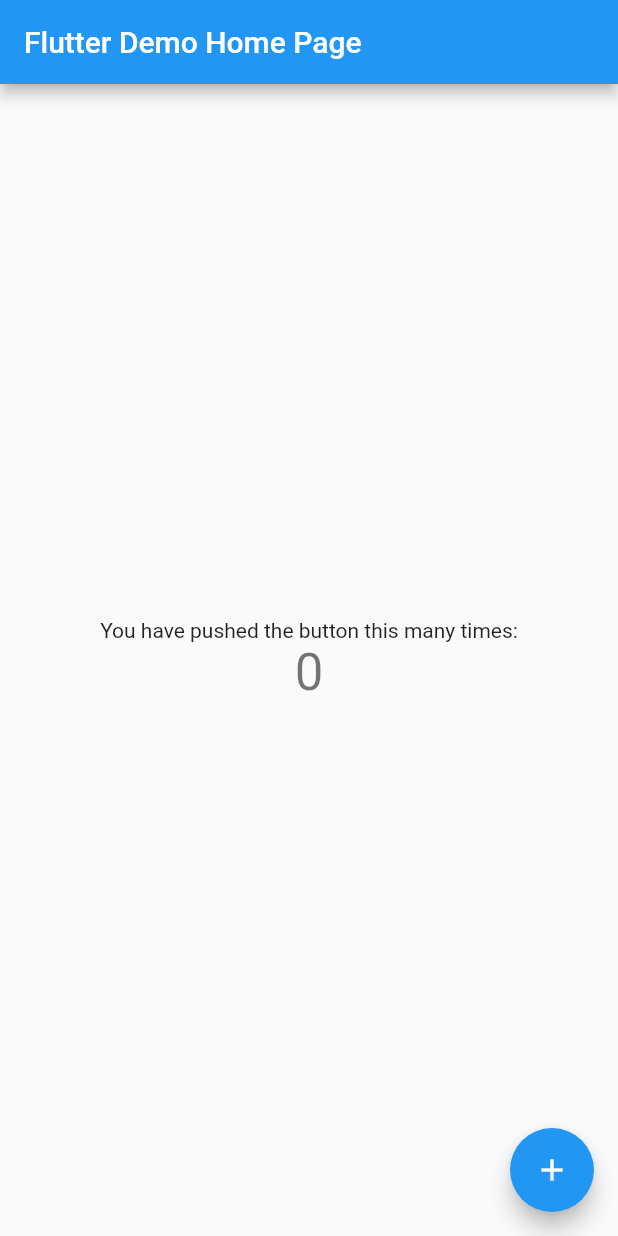
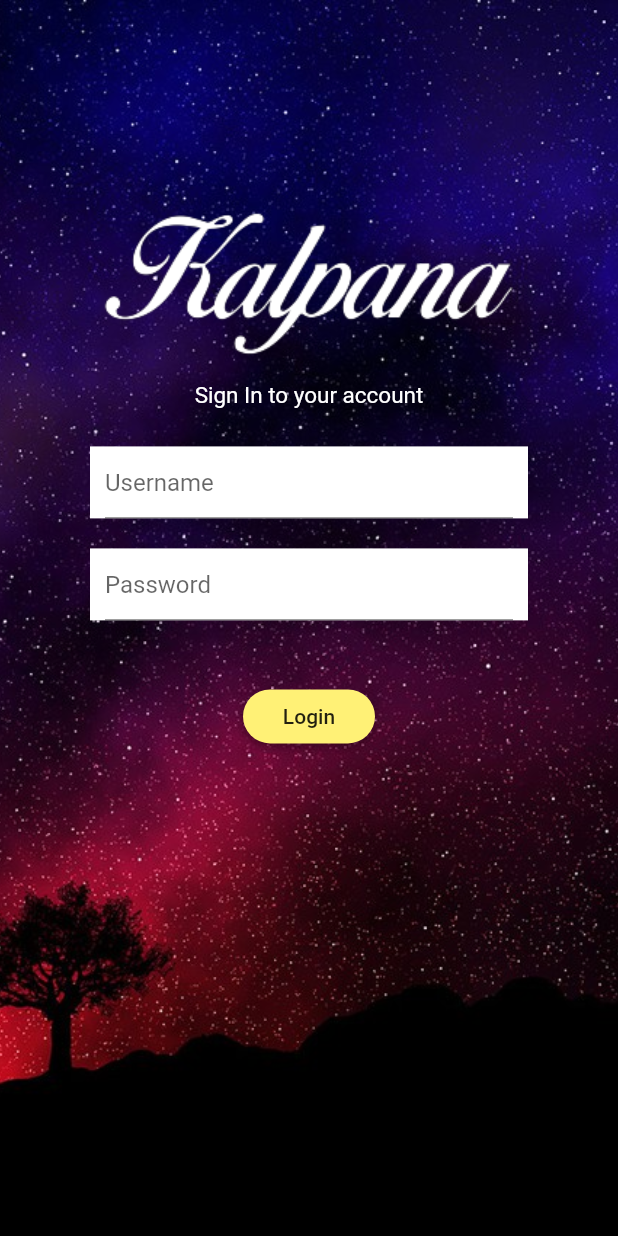
Before and after one commit to IEEE-PESIT-Student-Branch/Kalpana2019JudgingApp-Frontend, a Flutter app: the screen it shows after launch, on a phone screen of 412 x 824 dp. Run offline on Flutter 3.47's test engine with Material 2 defaults, Android fonts, the phone set to English and light mode, and no system bars.

Commit message:
Lot of Changes

```diff
--- a/lib/main.dart
+++ b/lib/main.dart
@@ -1,4 +1,7 @@
 import 'package:flutter/material.dart';
+
+import 'pages/login.dart';
+import 'pages/home.dart';
 
 void main() => runApp(MyApp());
 
@@ -7,105 +10,13 @@ class MyApp extends StatelessWidget {
   @override
   Widget build(BuildContext context) {
     return MaterialApp(
-      title: 'Flutter Demo',
-      theme: ThemeData(
-        // This is the theme of your application.
-        //
-        // Try running your application with "flutter run". You'll see the
-        // application has a blue toolbar. Then, without quitting the app, try
-        // changing the primarySwatch below to Colors.green and then invoke
-        // "hot reload" (press "r" in the console where you ran "flutter run",
-        // or simply save your changes to "hot reload" in a Flutter IDE).
-        // Notice that the counter didn't reset back to zero; the application
-        // is not restarted.
-        primarySwatch: Colors.blue,
-      ),
-      home: MyHomePage(title: 'Flutter Demo Home Page'),
+      debugShowCheckedModeBanner: false,
+      title: 'Kalpana 2019 Judging',
+      initialRoute: '/',
+      routes: {
+        '/': (context) => LoginPage(),
+        '/home': (context) => HomePage()
+      },
     );
   }
 }
-
-class MyHomePage extends StatefulWidget {
-  MyHomePage({Key key, this.title}) : super(key: key);
-
-  // This widget is the home page of your application. It is stateful, meaning
-  // that it has a State object (defined below) that contains fields that affect
-  // how it looks.
-
-  // This class is the configuration for the state. It holds the values (in this
-  // case the title) provided by the parent (in this case the App widget) and
-  // used by the build method of the State. Fields in a Widget subclass are
-  // always marked "final".
-
-  final String title;
-
-  @override
-  _MyHomePageState createState() => _MyHomePageState();
-}
-
-class _MyHomePageState extends State<MyHomePage> {
-  int _counter = 0;
-
-  void _incrementCounter() {
-    setState(() {
-      // This call to setState tells the Flutter framework that something has
-      // changed in this State, which causes it to rerun the build method below
-      // so that the display can reflect the updated values. If we changed
-      // _counter without calling setState(), then the build method would not be
-      // called again, and so nothing would appear to happen.
-      _counter++;
-    });
-  }
-
-  @override
-  Widget build(BuildContext context) {
-    // This method is rerun every time setState is called, for instance as done
-    // by the _incrementCounter method above.
-    //
-    // The Flutter framework has been optimized to make rerunning build methods
-    // fast, so that you can just rebuild anything that needs updating rather
-    // than having to individually change instances of widgets.
-    return Scaffold(
-      appBar: AppBar(
-        // Here we take the value from the MyHomePage object that was created by
-        // the App.build method, and use it to set our appbar title.
-        title: Text(widget.title),
-      ),
-      body: Center(
-        // Center is a layout widget. It takes a single child and positions it
-        // in the middle of the parent.
-        child: Column(
-          // Column is also layout widget. It takes a list of children and
-          // arranges them vertically. By default, it sizes itself to fit its
-          // children horizontally, and tries to be as tall as its parent.
-          //
-          // Invoke "debug painting" (press "p" in the console, choose the
-          // "Toggle Debug Paint" action from the Flutter Inspector in Android
-          // Studio, or the "Toggle Debug Paint" command in Visual Studio Code)
-          // to see the wireframe for each widget.
-          //
-          // Column has various properties to control how it sizes itself and
-          // how it positions its children. Here we use mainAxisAlignment to
-          // center the children vertically; the main axis here is the vertical
-          // axis because Columns are vertical (the cross axis would be
-          // horizontal).
-          mainAxisAlignment: MainAxisAlignment.center,
-          children: <Widget>[
-            Text(
-              'You have pushed the button this many times:',
-            ),
-            Text(
-              '$_counter',
-              style: Theme.of(context).textTheme.display1,
-            ),
-          ],
-        ),
-      ),
-      floatingActionButton: FloatingActionButton(
-        onPressed: _incrementCounter,
-        tooltip: 'Increment',
-        child: Icon(Icons.add),
-      ), // This trailing comma makes auto-formatting nicer for build methods.
-    );
-  }
-}
--- /dev/null
+++ b/lib/pages/home.dart
@@ -0,0 +1,10 @@
+import 'package:flutter/material.dart';
+
+class HomePage extends StatelessWidget {
+  @override
+  Widget build(BuildContext context) {
+    return Scaffold(
+      appBar: AppBar(title: Text("Home Page"),),
+    );
+  }
+}
--- /dev/null
+++ b/lib/pages/login.dart
@@ -0,0 +1,126 @@
+import 'package:flutter/material.dart';
+
+class LoginPage extends StatefulWidget {
+  @override
+  _LoginPageState createState() => _LoginPageState();
+}
+
+class _LoginPageState extends State<LoginPage> {
+  final _formKey = GlobalKey<FormState>();
+  final _username = TextEditingController();
+  final _password = TextEditingController();
+  final key = new GlobalKey<ScaffoldState>();
+
+  @override
+  Widget build(BuildContext context) {
+    double width = MediaQuery.of(context).size.width;
+    double height = MediaQuery.of(context).size.height;
+
+    return Container(
+      decoration: BoxDecoration(
+        image: DecorationImage(
+          image: AssetImage('images/bg.jpg'),
+          fit: BoxFit.cover,
+        ),
+      ),
+      child: Scaffold(
+        key: key,
+        backgroundColor: Colors.transparent,
+        body: Column(
+          children: <Widget>[
+            Column(
+              children: <Widget>[
+                Padding(
+                  padding: EdgeInsets.only(
+                    top: (0.15 * height),
+                  ),
+                  child: Image.asset('images/Kalpana.png'),
+                ),
+                Text(
+                  "Sign In to your account",
+                  style: TextStyle(color: Colors.white, fontSize: 15),
+                ),
+                Padding(
+                  padding: const EdgeInsets.symmetric(
+                      horizontal: 60.0, vertical: 25),
+                  child: Form(
+                    key: _formKey,
+                    child: Column(
+                      children: <Widget>[
+                        Container(
+                          padding: EdgeInsets.symmetric(horizontal: 10),
+                          decoration: BoxDecoration(
+                            color: Colors.white,
+                          ),
+                          child: TextField(
+                            controller: _username,
+                            decoration: InputDecoration(
+                              hintText: "Username",
+                            ),
+                            textInputAction: TextInputAction.next,
+                            keyboardType: TextInputType.emailAddress,
+                          ),
+                        ),
+                        SizedBox(
+                          height: 20,
+                        ),
+                        Container(
+                          padding: EdgeInsets.symmetric(horizontal: 10),
+                          decoration: BoxDecoration(
+                            color: Colors.white,
+                          ),
+                          child: TextField(
+                            controller: _password,
+                            decoration: InputDecoration(
+                              hintText: "Password",
+                            ),
+                            obscureText: true,
+                          ),
+                        ),
+                        Padding(
+                          padding: EdgeInsets.all(40.0),
+                          child: RaisedButton(
+                            child: Text("Login"),
+                            color: Colors.yellow[300],
+                            shape: RoundedRectangleBorder(
+                                borderRadius: BorderRadius.circular(20)),
+                            padding: EdgeInsets.symmetric(
+                                horizontal: 20, vertical: 10),
+                            onPressed: () {
+                              String username = _username.text;
+                              String password = _password.text;
+                              if (username.isEmpty) {
+                                showError("Enter an Username");
+                                return;
+                              }
+                              if (password.isEmpty) {
+                                showError("Enter a Password");
+                                return;
+                              }
+                              Navigator.pushReplacementNamed(context, '/home');
+                            },
+                          ),
+                        ),
+                      ],
+                    ),
+                  ),
+                ),
+              ],
+            )
+          ],
+        ),
+      ),
+    );
+  }
+
+  void showError(String str) {
+    key.currentState.showSnackBar(new SnackBar(
+      duration: Duration(seconds: 1),
+      backgroundColor: Colors.yellow[300],
+      content: new Text(
+        str,
+        style: TextStyle(color: Colors.black),
+      ),
+    ));
+  }
+}
--- a/pubspec.yaml
+++ b/pubspec.yaml
@@ -23,6 +23,7 @@ dependencies:
   # The following adds the Cupertino Icons font to your application.
   # Use with the CupertinoIcons class for iOS style icons.
   cupertino_icons: ^0.1.2
+  shared_preferences: ^0.4.3
 
 dev_dependencies:
   flutter_test:
@@ -41,8 +42,8 @@ flutter:
   uses-material-design: true
 
   # To add assets to your application, add an assets section, like this:
-  # assets:
-  #  - images/a_dot_burr.jpeg
+  assets:
+   - images/
   #  - images/a_dot_ham.jpeg
 
   # An image asset can refer to one or more resolution-specific "variants", see
```
Also changed, not shown: images/Kalpana.png (added), images/bg.jpg (added), pubspec.lock.
